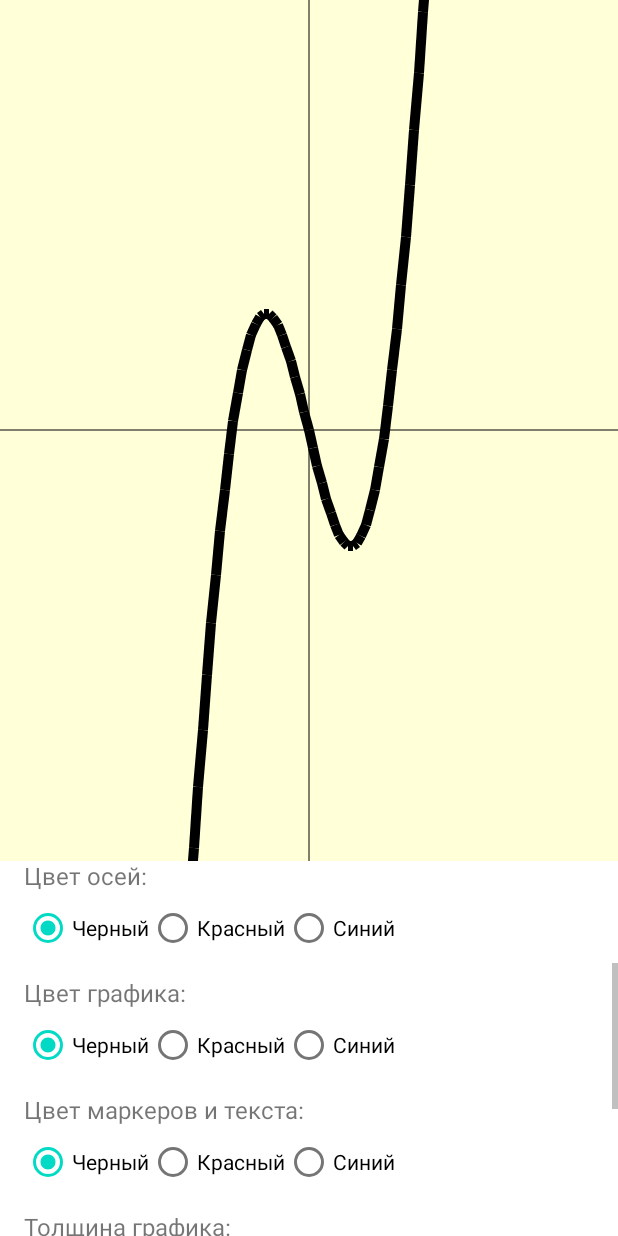
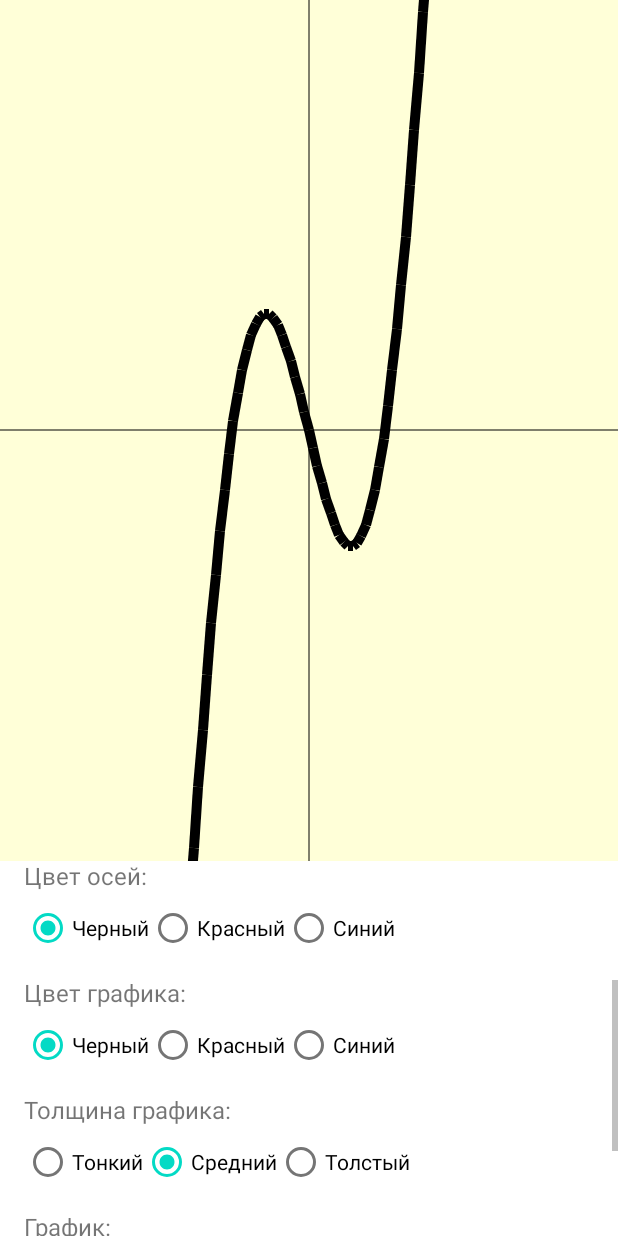
Before and after one commit to VladMamula/Painter, an Android app: the screen it shows after launch (MainActivity), scrolled down 174 dp, on a phone screen of 412 x 824 dp. Run offline under Robolectric (Android 15) with nearby library versions, the phone set to English and light mode, and no system bars.

Commit message:
Drawing Graph 2

```diff
--- a/app/src/main/res/layout/activity_main.xml
+++ b/app/src/main/res/layout/activity_main.xml
@@ -189,45 +189,6 @@
                     android:text="Синий" />
             </RadioGroup>
 
-
-            <TextView
-                android:id="@+id/textView8"
-                android:layout_width="wrap_content"
-                android:layout_height="wrap_content"
-                android:layout_marginTop="8dp"
-                android:text="Цвет маркеров и текста:"
-                android:textSize="16sp"
-                app:layout_constraintStart_toStartOf="parent"
-                app:layout_constraintTop_toBottomOf="@+id/rg_graph_color" />
-
-            <RadioGroup
-                android:id="@+id/rg_markersText_color"
-                android:layout_width="wrap_content"
-                android:layout_height="wrap_content"
-                android:checkedButton="@id/rb_markers_black"
-                android:orientation="horizontal"
-                app:layout_constraintStart_toStartOf="parent"
-                app:layout_constraintTop_toBottomOf="@+id/textView8">
-
-                <RadioButton
-                    android:id="@+id/rb_markers_black"
-                    android:layout_width="wrap_content"
-                    android:layout_height="wrap_content"
-                    android:text="Черный" />
-
-                <RadioButton
-                    android:id="@+id/rb_markers_red"
-                    android:layout_width="wrap_content"
-                    android:layout_height="wrap_content"
-                    android:text="Красный" />
-
-                <RadioButton
-                    android:id="@+id/rb_markers_blue"
-                    android:layout_width="wrap_content"
-                    android:layout_height="wrap_content"
-                    android:text="Синий" />
-            </RadioGroup>
-
             <TextView
                 android:id="@+id/textView10"
                 android:layout_width="wrap_content"
@@ -236,7 +197,7 @@
                 android:text="Толщина графика:"
                 android:textSize="16sp"
                 app:layout_constraintStart_toStartOf="parent"
-                app:layout_constraintTop_toBottomOf="@+id/rg_markersText_color" />
+                app:layout_constraintTop_toBottomOf="@+id/rg_graph_color" />
 
             <RadioGroup
                 android:id="@+id/rg_graph_width"
@@ -270,7 +231,7 @@
                 android:id="@+id/textView11"
                 android:layout_width="wrap_content"
                 android:layout_height="wrap_content"
-                android:layout_marginTop="24dp"
+                android:layout_marginTop="8dp"
                 android:text="График:"
                 android:textSize="16sp"
                 app:layout_constraintStart_toStartOf="parent"
```
Also changed, not shown: app/src/main/java/com/example/painterapp/CartesianPainter.kt (+34 -5 lines).
